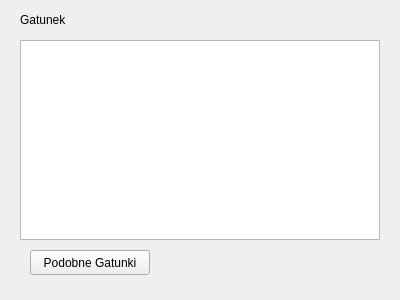
Qt form Views/listGenreUi.ui (Aniket1900/BookDatabase) before a commit.
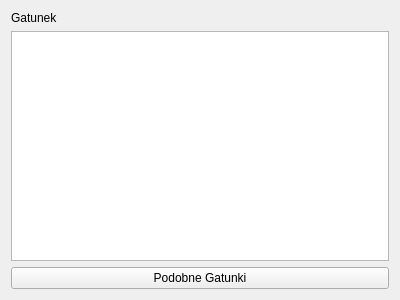
The same form after that commit.

```diff
--- a/Views/listGenreUi.ui
+++ b/Views/listGenreUi.ui
@@ -13,42 +13,25 @@
   <property name="windowTitle">
    <string>Lista autorów</string>
   </property>
+  <layout class="QVBoxLayout" name="verticalLayout">
+   <item>
   <widget class="QLabel" name="label">
-   <property name="geometry">
-    <rect>
-     <x>20</x>
-     <y>10</y>
-     <width>90</width>
-     <height>20</height>
-    </rect>
-   </property>
    <property name="text">
     <string>Gatunek</string>
    </property>
   </widget>
-  <widget class="QListView" name="authorListView">
-   <property name="geometry">
-    <rect>
-     <x>20</x>
-     <y>40</y>
-     <width>360</width>
-     <height>200</height>
-    </rect>
-   </property>
-  </widget>
+   </item>
+   <item>
+    <widget class="QListView" name="genreListView"/>
+   </item>
+   <item>
   <widget class="QPushButton" name="pushButton">
-   <property name="geometry">
-    <rect>
-     <x>30</x>
-     <y>250</y>
-     <width>120</width>
-     <height>25</height>
-    </rect>
-   </property>
    <property name="text">
     <string>Podobne Gatunki</string>
    </property>
   </widget>
+   </item>
+  </layout>
  </widget>
  <resources/>
  <connections/>
```
Left out of the diff: 6 changed lines with no effect on the pictures. Lines whose indentation alone changed are shown as unchanged.
